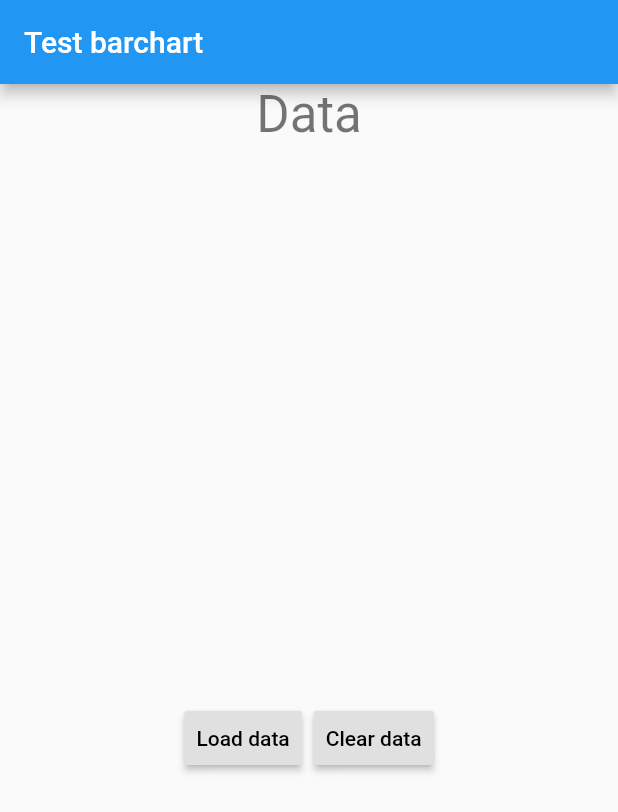
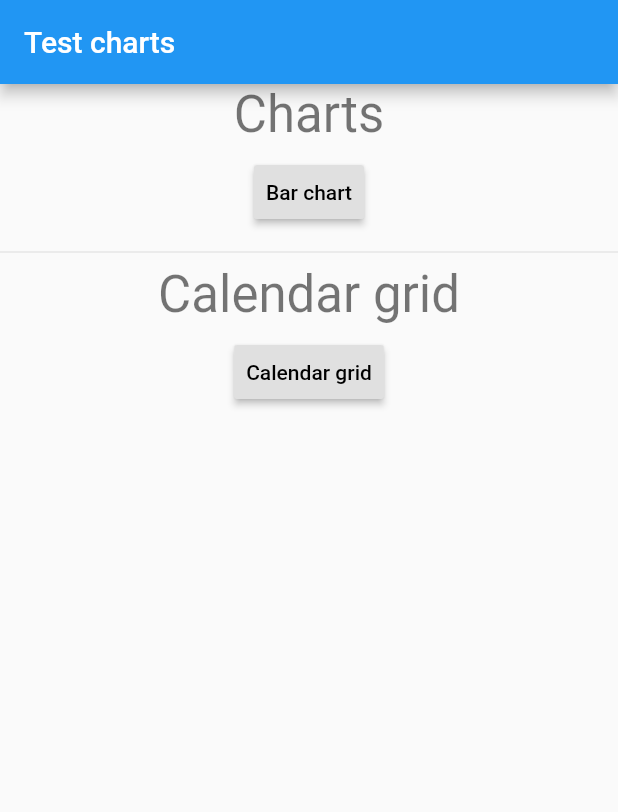
Before and after one commit to fgcan10/chart_components, a Flutter app: the screen it shows after launch, on a phone screen of 412 x 824 dp. Shown: the top 812 px of the screen. Run offline on Flutter 3.47's test engine with Material 2 defaults, Android fonts, the phone set to English and light mode, and no system bars.

Commit message:
Grid calendar

```diff
--- a/example/lib/home_page.dart
+++ b/example/lib/home_page.dart
@@ -1,77 +1,47 @@
-import 'package:chart_components/bar_char_component.dart';
+import 'package:example/bar_chart_page.dart';
+import 'package:example/calendar_grid_page.dart';
 import 'package:flutter/material.dart';
-import 'data_repository.dart';
 
-class HomePage extends StatefulWidget {
-  @override
-  _HomePageState createState() => _HomePageState();
-}
-
-class _HomePageState extends State<HomePage> {
-  List<int> emptyData = [];
-  List<int> data;
-  List<String> labels = [];
-  bool startDrawing = true;
-
-  _HomePageState() {
-    data = emptyData;
-  }
+class HomePage extends StatelessWidget {
+  static const String ID = 'homepage';
 
   @override
   Widget build(BuildContext context) {
     return Scaffold(
       appBar: AppBar(
-        title: Text('Test barchart'),
+        title: Text('Test charts'),
       ),
-      body: SafeArea(
+      body: Container(
         child: Column(
           crossAxisAlignment: CrossAxisAlignment.center,
           children: <Widget>[
-            Container(
-              child: Text(
-                'Data',
-                style: Theme.of(context).textTheme.display1,
-              ),
-            ),
-            SizedBox(
-              height: 32,
-            ),
-            SizedBox(
-              height: 300,
-              child: BarChart(
-                data: data,
-                labels: labels,
-                dislplayValue: true,
-                reverse: true,
-                getColor: DataRepository.getColor,
-                getIcon: DataRepository.getIcon,
-                barWidth: 20,
-                barSeparation: 6,
-                animationDuration: 1800,
-                animationCurve: Curves.easeInOutSine,
-              ),
-            ),
-            SizedBox(
-              height: 32,
+            Text(
+              'Charts',
+              style: Theme.of(context).textTheme.display1,
             ),
             ButtonBar(
               alignment: MainAxisAlignment.center,
               children: <Widget>[
                 RaisedButton(
-                    child: Text('Load data'),
-                    onPressed: () {
-                      setState(() {
-                        data = DataRepository.getData();
-                        labels = DataRepository.getLabels();
-                      });
-                    }),
+                  child: Text('Bar chart'),
+                  onPressed: () {
+                    Navigator.pushNamed(context, BarChartPage.ID);
+                  },
+                )
+              ],
+            ),
+            Divider(),
+            Text(
+              'Calendar grid',
+              style: Theme.of(context).textTheme.display1,
+            ),
+            ButtonBar(
+              alignment: MainAxisAlignment.center,
+              children: <Widget>[
                 RaisedButton(
-                  child: Text('Clear data'),
+                  child: Text('Calendar grid'),
                   onPressed: () {
-                    setState(() {
-                      data = [];
-                      labels = [];
-                    });
+                    Navigator.pushNamed(context, CalendarGridPage.ID);
                   },
                 )
               ],
--- a/example/lib/main.dart
+++ b/example/lib/main.dart
@@ -1,5 +1,7 @@
+import 'package:example/bar_chart_page.dart';
+import 'package:example/calendar_grid_page.dart';
 import 'package:flutter/material.dart';
-import 'home_page.dart';
+import 'package:example/home_page.dart';
 
 void main() => runApp(MyApp());
 
@@ -11,7 +13,12 @@ class MyApp extends StatelessWidget {
       theme: ThemeData(
         primarySwatch: Colors.blue,
       ),
-      home: HomePage(),
+      initialRoute: HomePage.ID,
+      routes: {
+        HomePage.ID: (context) => HomePage(),
+        BarChartPage.ID: (context) => BarChartPage(),
+        CalendarGridPage.ID: (context) => CalendarGridPage(),
+      },
     );
   }
 }
--- a/pubspec.yaml
+++ b/pubspec.yaml
@@ -5,7 +5,7 @@ author: Fernando Paredes Quesada<fgcan10@gmail.com>
 homepage:
 
 environment:
-  sdk: ">=2.1.0 <3.0.0"
+  sdk: ">=2.2.2 <3.0.0"
 
 dependencies:
   flutter:
```
Also changed, not shown: example/lib/bar_chart_page.dart (added, +88 -0 lines), example/lib/calendar_grid_page.dart (added, +43 -0 lines), lib/calendar_grid_component.dart (added, +95 -0 lines).
